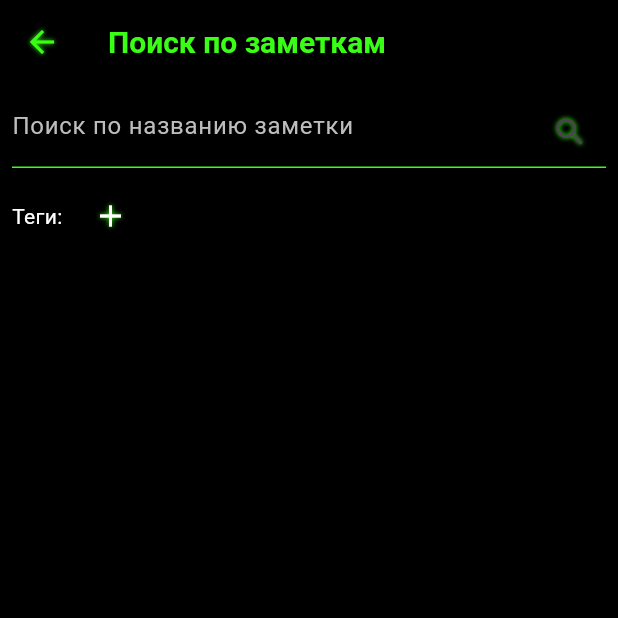
After one commit to ilyassulk/flutter-app-notesphere, a Flutter app: the screen it shows after launch, after a tap on the "search" icon, on a phone screen of 412 x 824 dp, the top half of it. The commit adds this screen. Run offline on Flutter 3.47's test engine with Material 3 defaults, Android fonts, the phone set to English and light mode, and no system bars; our stand-ins replace dio, flutter_bloc, shared_preferences; missing offline and left inert: record.

Commit message:
Adding Note search screen and its logic

```diff
--- a/flutter-app/lib/screens/NoteHomeScreen.dart
+++ b/flutter-app/lib/screens/NoteHomeScreen.dart
@@ -5,6 +5,7 @@ import '../bloc/NoteBloc.dart';
 import '../models/Folder.dart';
 import '../widgets/NoteCard.dart';
 import '../widgets/SpeechRecordingWidget.dart';
+import 'NoteSearchScreen.dart';
 import 'SpeechRequestsScreen.dart';
 
 
@@ -174,6 +175,16 @@ class NoteHomeScreen extends StatelessWidget {
             icon: Icon(Icons.create_new_folder),
             onPressed: () => _showAddFolderDialog(context),
           ),
+          IconButton(
+            icon: Icon(Icons.search),
+            onPressed: (){
+              final state = BlocProvider.of<NoteBloc>(context).state;
+              Navigator.push(
+                context,
+                MaterialPageRoute(builder: (_) => NoteSearchScreen(notes: state.notes)),
+              );
+            },
+          )
         ],
       ),
       body: Stack(
--- /dev/null
+++ b/flutter-app/lib/screens/NoteSearchScreen.dart
@@ -0,0 +1,165 @@
+import 'package:flutter/material.dart';
+
+import '../models/Note.dart';
+import 'NoteEditingScreen.dart';
+
+class NoteSearchScreen extends StatefulWidget {
+  final List<Note> notes;
+
+  const NoteSearchScreen({Key? key, required this.notes}) : super(key: key);
+
+  @override
+  _NoteSearchScreenState createState() => _NoteSearchScreenState();
+}
+
+class _NoteSearchScreenState extends State<NoteSearchScreen> {
+  late List<String> tags = [];
+  late TextEditingController tagController;
+  late TextEditingController searchController;
+  late List<Note> filteredNotes;
+
+  @override
+  void initState() {
+    super.initState();
+    tagController = TextEditingController();
+    searchController = TextEditingController();
+    filteredNotes = widget.notes;
+  }
+
+  void _filterNotes() {
+    final query = searchController.text.toLowerCase();
+    setState(() {
+      filteredNotes = widget.notes.where((note) {
+        final matchesTitle = note.title.toLowerCase().contains(query);
+        final matchesTags = tags.every((tag) => note.tags.contains(tag));
+        return matchesTitle && matchesTags;
+      }).toList();
+    });
+  }
+
+  void _showAddTagDialog() {
+    showDialog(
+      context: context,
+      builder: (context) {
+        return AlertDialog(
+          title: Text("Добавить тег", style: TextStyle(color: Colors.white)),
+          backgroundColor: Theme.of(context).scaffoldBackgroundColor,
+          content: TextField(
+            controller: tagController,
+            decoration: InputDecoration(hintText: "Введите тег"),
+            style: TextStyle(color: Colors.white),
+          ),
+          actions: [
+            TextButton(
+              child: Text("Отмена"),
+              onPressed: () {
+                Navigator.of(context).pop();
+                tagController.clear();
+              },
+            ),
+            TextButton(
+              child: Text("Добавить"),
+              onPressed: () {
+                if (tagController.text.trim().isNotEmpty) {
+                  setState(() {
+                    tags.add(tagController.text.trim());
+                    _filterNotes();
+                  });
+                }
+                Navigator.of(context).pop();
+                tagController.clear();
+
+              },
+            ),
+          ],
+        );
+      },
+    );
+  }
+
+  @override
+  Widget build(BuildContext context) {
+    return Scaffold(
+      backgroundColor: Theme.of(context).scaffoldBackgroundColor,
+      appBar: AppBar(
+        backgroundColor: Theme.of(context).scaffoldBackgroundColor,
+        title: Text("Поиск по заметкам", style: TextStyle(color: Theme.of(context).primaryColor)),
+        leading: IconButton(
+          icon: Icon(Icons.arrow_back, color: Theme.of(context).primaryColor),
+          onPressed: () => Navigator.of(context).pop(),
+        ),
+      ),
+      body: Column(
+        children: [
+          Padding(
+            padding: const EdgeInsets.all(8.0),
+            child: TextField(
+              controller: searchController,
+              decoration: InputDecoration(
+                hintText: "Поиск по названию заметки",
+                border: OutlineInputBorder(),
+                suffixIcon: Icon(Icons.search),
+              ),
+              onChanged: (value) {
+                _filterNotes();
+              },
+            ),
+          ),
+          Row(
+            children: [
+              Padding(
+                padding: const EdgeInsets.all(8.0),
+                child: Text("Теги:"),
+              ),
+              Expanded(
+                child: Wrap(
+                  spacing: 8.0,
+                  runSpacing: 4.0,
+                  children: [
+                    ...tags.map((tag) => Chip(
+                      label: Text(tag, style: TextStyle(color: Colors.white)),
+                      backgroundColor: Theme.of(context).scaffoldBackgroundColor,
+                      deleteIcon: Icon(Icons.close, size: 18, color: Colors.white),
+                      onDeleted: () {
+                        setState(() {
+                          tags.remove(tag);
+                          _filterNotes();
+                        });
+                      },
+                    )),
+                    IconButton(
+                      onPressed: _showAddTagDialog,
+                      icon: Icon(Icons.add, color: Colors.white),
+                    ),
+                  ],
+                ),
+              ),
+            ],
+          ),
+          Expanded(
+            child: ListView.builder(
+              itemCount: filteredNotes.length,
+              itemBuilder: (context, index) {
+                final note = filteredNotes[index];
+                return GestureDetector(
+                  onTap: () {
+                    Navigator.push(
+                      context,
+                      MaterialPageRoute(
+                          builder: (_) => NoteEditingScreen(note: note)),
+                    );
+                  },
+                  child: ListTile(
+                    title: Text(note.title, style: TextStyle(color: Colors.white)),
+                    subtitle: Text(note.tags.join(", "), style: TextStyle(color: Colors.white70)),
+
+                  ),
+                );
+              },
+            ),
+          ),
+        ],
+      ),
+    );
+  }
+}
```
